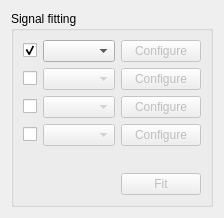
Qt form adapt/gui/ui/fitpanel.ui (syncope/adapt) before a commit.
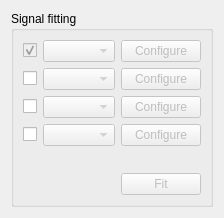
The same form after that commit.

Commit message: + fix button logic issue with fitting ( issue #101 )

```diff
--- a/adapt/gui/ui/fitpanel.ui
+++ b/adapt/gui/ui/fitpanel.ui
@@ -26,6 +26,9 @@
          <layout class="QHBoxLayout" name="horizontalLayout_2">
           <item>
            <widget class="QCheckBox" name="useFirst">
+            <property name="enabled">
+             <bool>false</bool>
+            </property>
             <property name="text">
              <string/>
             </property>
@@ -35,7 +38,11 @@
            </widget>
           </item>
           <item>
-           <widget class="QComboBox" name="firstModelCB"/>
+           <widget class="QComboBox" name="firstModelCB">
+            <property name="enabled">
+             <bool>false</bool>
+            </property>
+           </widget>
           </item>
           <item>
            <spacer name="horizontalSpacer_2">
```
The commit also changes 3 other files.
